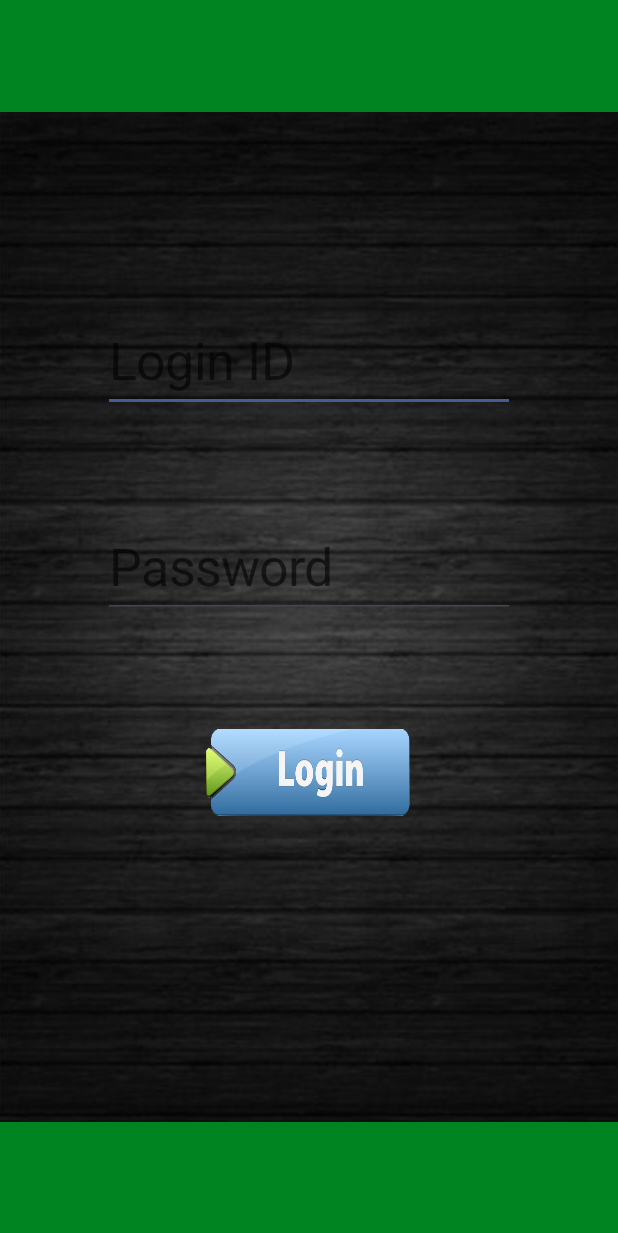
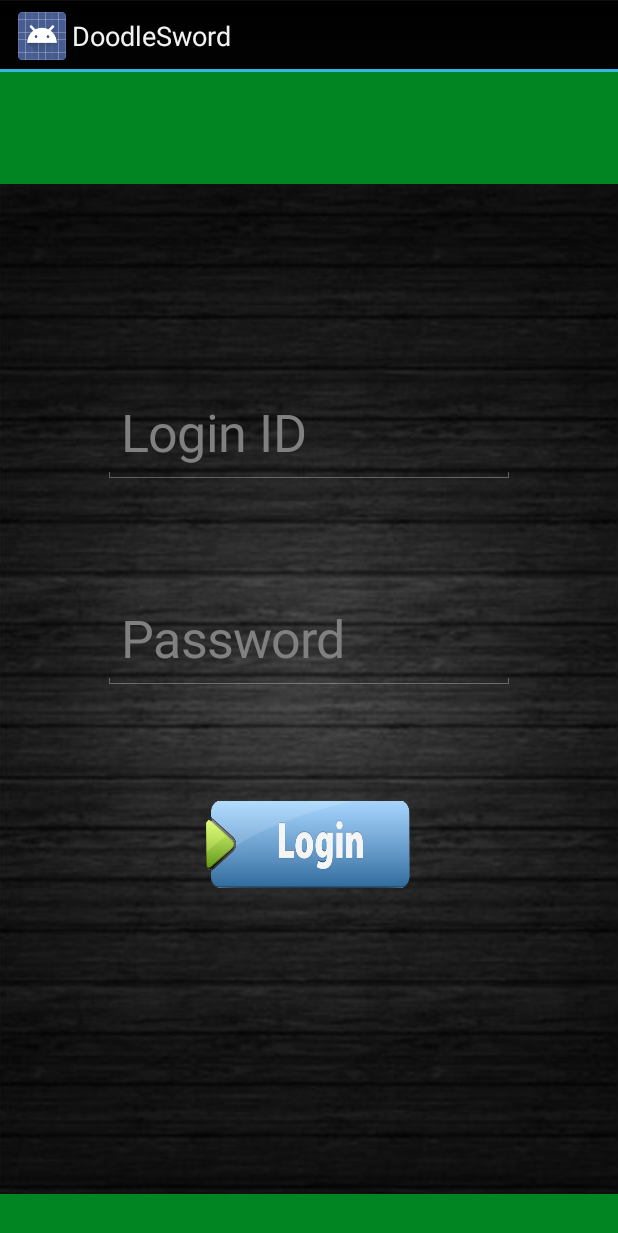
Before and after one commit to ashtrisk/DoodleSword, an Android app: the TempActivity screen opened directly, with no data from a screen before it, on a phone screen of 412 x 824 dp. Shown: the top 1233 px of the screen. Run offline under Robolectric (Android 15) with nearby library versions, the phone set to English and light mode, and no system bars.

Commit message:
Alert The Idle

```diff
--- a/app/src/main/java/com/ashutosh/doodlesword/TempActivity.java
+++ b/app/src/main/java/com/ashutosh/doodlesword/TempActivity.java
@@ -22,7 +22,8 @@ public class TempActivity extends FragmentActivity {
     @Override
     protected void onCreate(Bundle savedInstanceState) {
         super.onCreate(savedInstanceState);
-        this.setTheme(android.R.style.Theme_DeviceDefault_Light_NoActionBar_Fullscreen);
+//        this.setTheme(android.R.style.Theme_DeviceDefault_Light_NoActionBar_Fullscreen);
+        this.setTheme(android.R.style.Theme_Holo);
         //****************************EXTRA STUFF***********************
 //        Intent intent = new Intent(this, Attendance.class);
 //        startActivity(intent);
```
